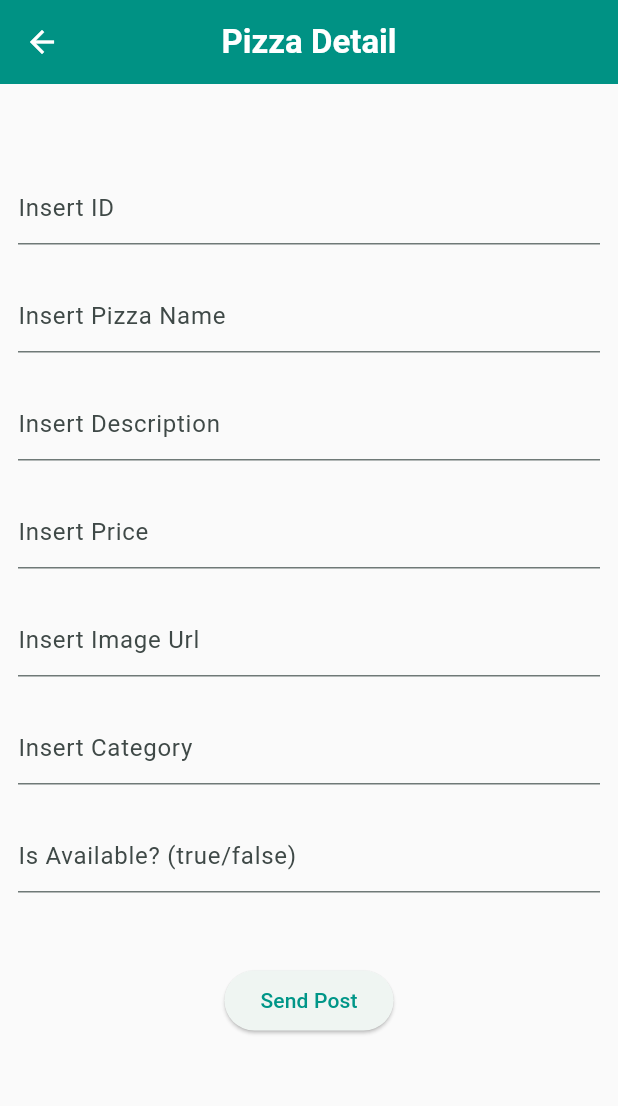
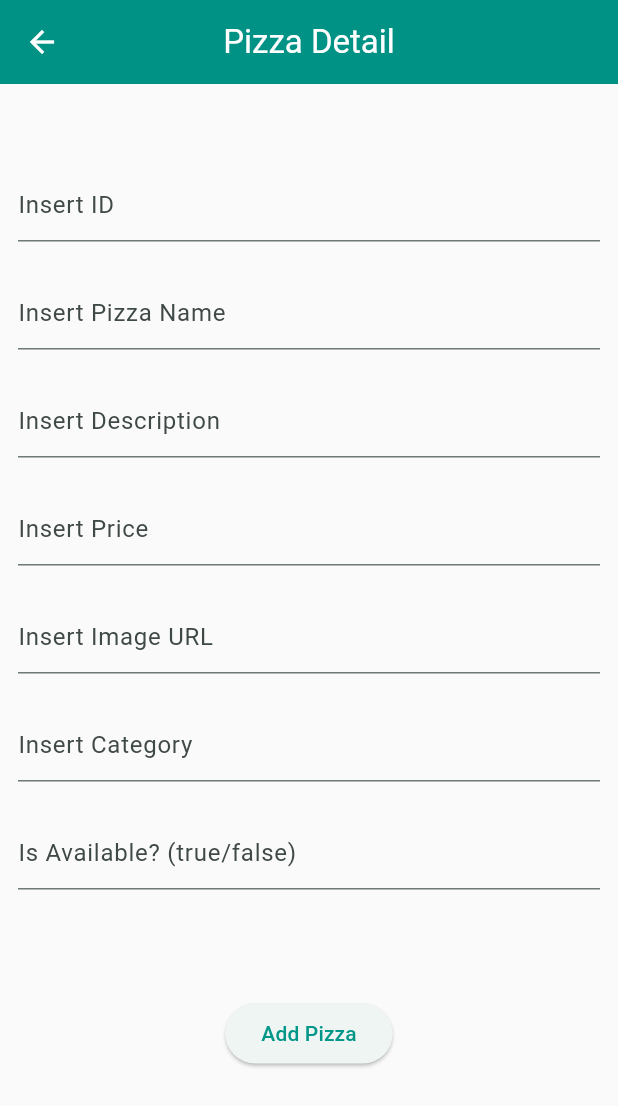
Before and after one commit to HanifFaishalH/store_data_hilmi, a Flutter app: the screen it shows after launch, after a tap on the "add" icon, on a phone screen of 412 x 824 dp. Shown: the top 1106 px of the screen. Run offline on Flutter 3.47's test engine with Material 3 defaults, Android fonts, the phone set to English and light mode, and no system bars; our stand-ins replace flutter_secure_storage; network calls fail.

Commit message:
W14: Jawaban soal 3

```diff
--- a/lib/httphelper.dart
+++ b/lib/httphelper.dart
@@ -31,4 +31,15 @@ class HttpHelper {
     );
     return r.body;
   }
+
+  Future<String> putPizza(Pizza pizza) async {
+    const putPath = 'pizza';
+    String put = json.encode(pizza.toJson());
+    Uri url = Uri.https(authority, putPath);
+    http.Response r = await http.put(
+      url,
+      body: put,
+    );
+    return r.body;
+  }
 }
--- a/lib/main.dart
+++ b/lib/main.dart
@@ -18,26 +18,21 @@ class MyApp extends StatelessWidget {
     return MaterialApp(
       title: 'Flutter JSON Demo',
       theme: ThemeData(
-        // Warna utama aplikasi (AppBar, tombol utama, dsb.)
         colorScheme: ColorScheme.fromSeed(
           seedColor: Colors.teal,
           primary: Colors.teal,
           secondary: Colors.orangeAccent,
           brightness: Brightness.light,
         ),
-        scaffoldBackgroundColor: Colors.grey[50], // background halaman
+        scaffoldBackgroundColor: Colors.grey[50],
         appBarTheme: const AppBarTheme(
           backgroundColor: Colors.teal,
-          foregroundColor: Colors.white, // warna teks di AppBar
+          foregroundColor: Colors.white,
           elevation: 4,
           centerTitle: true,
         ),
-        textTheme: const TextTheme(
-          titleLarge: TextStyle(fontWeight: FontWeight.bold),
-          bodyMedium: TextStyle(color: Colors.black87, fontSize: 16),
-        ),
         progressIndicatorTheme: const ProgressIndicatorThemeData(
-          color: Colors.teal, // warna loading spinner
+          color: Colors.teal,
         ),
         useMaterial3: true,
       ),
@@ -55,107 +50,43 @@ class MyHomePage extends StatefulWidget {
 }
 
 class _MyHomePageState extends State<MyHomePage> {
-  String documentsPath = '';
-  String tempPath = '';
-
-  late File myFile;
-  String fileText = '';
-
-  final pwdController = TextEditingController();
-  String myPass = '';
-
-  final storage = const FlutterSecureStorage();
-  final myKey = 'myPass';
-
-  // PRAKTIKUM 5
-  Future<void> getPaths() async {
-    await Future.delayed(const Duration(milliseconds: 300));
-
-    final docDir = await getApplicationDocumentsDirectory();
-    final tempDir = await getTemporaryDirectory();
-
-    setState(() {
-      documentsPath = docDir.path;
-      tempPath = tempDir.path;
-    });
-  }
-
-  // PRAKTIKUM 6
-  Future<bool> writeFile() async {
-    try {
-      await myFile.writeAsString('Margherita, Capricciosa, Napoli');
-      return true;
-    } catch (e) {
-      return false;
-    }
-  }
-
-  Future<bool> readFile() async {
-    try {
-      String fileContent = await myFile.readAsString();
-      setState(() {
-        fileText = fileContent;
-      });
-      return true;
-    } catch (e) {
-      return false;
-    }
-  }
-
-  // PRAKTIKUM 7
-  Future writeToSecureStorage() async {
-    await storage.write(key: myKey, value: pwdController.text);
-  }
-
-  Future<String> readFromSecureStorage() async {
-    String secret = await storage.read(key: myKey) ?? '';
-    return secret;
-  }
-
-  // <--- JS 14 --->
-  // Praktikum 1
   Future<List<Pizza>> callPizzas() async {
     HttpHelper helper = HttpHelper();
-    List<Pizza> pizzas = await helper.getPizzaList();
-    return pizzas;
-  }
-
-  @override
-  void initState() {
-    super.initState();
-    getPaths().then((_) {
-      myFile = File('$documentsPath/pizzas.txt');
-      writeFile();
-    });
+    return await helper.getPizzaList();
   }
 
   @override
   Widget build(BuildContext context) {
     return Scaffold(
       appBar: AppBar(title: const Text('🍕 API Hanif Faishal Hilmi')),
-      body: FutureBuilder(
+      body: FutureBuilder<List<Pizza>>(
         future: callPizzas(),
-        builder: (BuildContext context, AsyncSnapshot<List<Pizza>> snapshot) {
-          if (snapshot.hasError) {
+        builder: (context, snapshot) {
+          if (snapshot.connectionState == ConnectionState.waiting) {
+            return const Center(child: CircularProgressIndicator());
+          } else if (snapshot.hasError) {
             return const Center(
               child: Text(
                 '❌ Something went wrong',
                 style: TextStyle(color: Colors.redAccent, fontSize: 18),
               ),
             );
-          }
-          if (!snapshot.hasData) {
-            return const Center(child: CircularProgressIndicator());
+          } else if (!snapshot.hasData || snapshot.data!.isEmpty) {
+            return const Center(
+              child: Text('No pizza data available.'),
+            );
           }
 
+          final pizzas = snapshot.data!;
           return ListView.builder(
-            itemCount: snapshot.data?.length ?? 0,
-            itemBuilder: (BuildContext context, int position) {
-              final pizza = snapshot.data![position];
+            itemCount: pizzas.length,
+            itemBuilder: (context, index) {
+              final pizza = pizzas[index];
               return Card(
                 margin: const EdgeInsets.symmetric(horizontal: 12, vertical: 6),
                 shape: RoundedRectangleBorder(
-                    borderRadius: BorderRadius.circular(10)),
+                  borderRadius: BorderRadius.circular(10),
+                ),
                 elevation: 3,
                 child: ListTile(
                   leading: const Icon(Icons.local_pizza, color: Colors.teal),
@@ -170,6 +101,17 @@ class _MyHomePageState extends State<MyHomePage> {
                     '${pizza.description}\n€ ${pizza.price.toStringAsFixed(2)}',
                     style: const TextStyle(color: Colors.black54),
                   ),
+                  onTap: () {
+                    Navigator.push(
+                      context,
+                      MaterialPageRoute(
+                        builder: (context) => PizzaDetailScreen(
+                          pizza: pizza,
+                          isNew: false,
+                        ),
+                      ),
+                    );
+                  },
                 ),
               );
             },
@@ -177,14 +119,18 @@ class _MyHomePageState extends State<MyHomePage> {
         },
       ),
       floatingActionButton: FloatingActionButton(
-          child: const Icon(Icons.add),
-          onPressed: () {
-            Navigator.push(
-              context,
-              MaterialPageRoute(
-                  builder: (context) => const PizzaDetailScreen())
-            );
-          }
+        onPressed: () {
+          Navigator.push(
+            context,
+            MaterialPageRoute(
+              builder: (context) => PizzaDetailScreen(
+                pizza: Pizza(),
+                isNew: true,
+              ),
+            ),
+          );
+        },
+        child: const Icon(Icons.add),
       ),
     );
   }
--- a/lib/pizza_detail.dart
+++ b/lib/pizza_detail.dart
@@ -3,23 +3,44 @@ import 'package:store_data_hilmi/httphelper.dart';
 import 'package:store_data_hilmi/model/pizza.dart';
 
 class PizzaDetailScreen extends StatefulWidget {
-  const PizzaDetailScreen({super.key});
+  final Pizza pizza;
+  final bool isNew;
+
+  const PizzaDetailScreen({
+    super.key,
+    required this.pizza,
+    required this.isNew,
+  });
 
   @override
   State<PizzaDetailScreen> createState() => _PizzaDetailScreenState();
 }
 
-final TextEditingController txtId = TextEditingController();
-final TextEditingController txtName = TextEditingController();
-final TextEditingController txtDescription = TextEditingController();
-final TextEditingController txtPrice = TextEditingController();
-final TextEditingController txtImageUrl = TextEditingController();
-final TextEditingController txtCategory = TextEditingController();
-final TextEditingController txtAvailable = TextEditingController();
+final txtId = TextEditingController();
+final txtName = TextEditingController();
+final txtDescription = TextEditingController();
+final txtPrice = TextEditingController();
+final txtImageUrl = TextEditingController();
+final txtCategory = TextEditingController();
+final txtAvailable = TextEditingController();
 
 String operationResult = '';
 
 class _PizzaDetailScreenState extends State<PizzaDetailScreen> {
+  @override
+  void initState() {
+    if (!widget.isNew) {
+      txtId.text = widget.pizza.id.toString();
+      txtName.text = widget.pizza.pizzaName;
+      txtDescription.text = widget.pizza.description;
+      txtPrice.text = widget.pizza.price.toString();
+      txtImageUrl.text = widget.pizza.imageUrl;
+      txtCategory.text = widget.pizza.category;
+      txtAvailable.text = widget.pizza.isAvailable.toString();
+    }
+    super.initState();
+  }
+
   @override
   void dispose() {
     txtId.dispose();
@@ -46,63 +67,23 @@ class _PizzaDetailScreenState extends State<PizzaDetailScreen> {
               Text(
                 operationResult,
                 style: TextStyle(
-                    backgroundColor: Colors.green[200],
-                    color: Colors.black),
-              ),
-              const SizedBox(
-                height: 24,
-              ),
-              TextField(
-                controller: txtId,
-                decoration: const InputDecoration(hintText: 'Insert ID'),
-              ),
-              const SizedBox(
-                height: 24,
-              ),
-              TextField(
-                controller: txtName,
-                decoration: const InputDecoration(hintText: 'Insert Pizza Name'),
-              ),
-              const SizedBox(
-                height: 24,
-              ),
-              TextField(
-                controller: txtDescription,
-                decoration: const InputDecoration(hintText: 'Insert Description'),
-              ),
-              const SizedBox(
-                height: 24,
-              ),
-              TextField(
-                controller: txtPrice,
-                decoration: const InputDecoration(hintText: 'Insert Price'),
-              ),
-              const SizedBox(
-                height: 24,
-              ),
-              TextField(
-                controller: txtImageUrl,
-                decoration: const InputDecoration(hintText: 'Insert Image Url'),
+                  backgroundColor: Colors.green[200],
+                  color: Colors.black,
+                ),
               ),
               const SizedBox(height: 24),
-              TextField(
-                controller: txtCategory,
-                decoration: const InputDecoration(hintText: 'Insert Category'),
+              _buildTextField(txtId, 'Insert ID'),
+              _buildTextField(txtName, 'Insert Pizza Name'),
+              _buildTextField(txtDescription, 'Insert Description'),
+              _buildTextField(txtPrice, 'Insert Price'),
+              _buildTextField(txtImageUrl, 'Insert Image URL'),
+              _buildTextField(txtCategory, 'Insert Category'),
+              _buildTextField(txtAvailable, 'Is Available? (true/false)'),
+              const SizedBox(height: 48),
+              ElevatedButton(
+                onPressed: savePizza,
+                child: Text(widget.isNew ? 'Add Pizza' : 'Update Pizza'),
               ),
-              const SizedBox(height: 24),
-              TextField(
-                controller: txtAvailable,
-                decoration: const InputDecoration(hintText: 'Is Available? (true/false)'),
-              ),
-              const SizedBox(
-                height: 48,
-              ),
-
-              ElevatedButton(
-                  child: const Text('Send Post'),
-                  onPressed: () {
-                    postPizza();
-                  })
             ],
           ),
         ),
@@ -110,7 +91,17 @@ class _PizzaDetailScreenState extends State<PizzaDetailScreen> {
     );
   }
 
-  Future postPizza() async {
+  Widget _buildTextField(TextEditingController controller, String hint) {
+    return Padding(
+      padding: const EdgeInsets.only(bottom: 24),
+      child: TextField(
+        controller: controller,
+        decoration: InputDecoration(hintText: hint),
+      ),
+    );
+  }
+
+  Future<void> savePizza() async {
     HttpHelper helper = HttpHelper();
     Pizza pizza = Pizza();
     pizza.id = int.tryParse(txtId.text) ?? 0;
@@ -121,10 +112,12 @@ class _PizzaDetailScreenState extends State<PizzaDetailScreen> {
     pizza.category = txtCategory.text;
     pizza.isAvailable = txtAvailable.text.toLowerCase() == 'true';
 
-    String result = await helper.postPizza(pizza);
+    final result = await (widget.isNew
+        ? helper.postPizza(pizza)
+        : helper.putPizza(pizza));
+
     setState(() {
       operationResult = result;
     });
   }
-
 }
```
Also changed, not shown: assets/JS14/praktikum3/log_result.png (added), assets/JS14/praktikum3/p3_s3.png (added), assets/JS14/praktikum3/praktikum3.gif (added), 1 other file.
